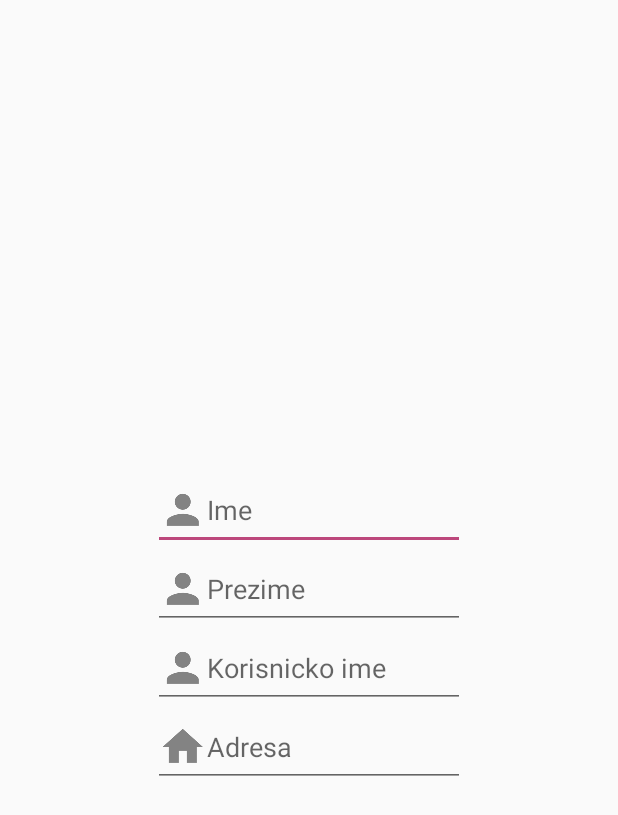
After one commit to tamaramrksic/PMA, an Android app: the layout fragment_change_profile.xml on its own in the app's theme, with its tools: preview values and no code run, on a phone screen of 412 x 824 dp. The commit adds this screen. Shown: the top 815 px of the screen. Run offline under Robolectric (Android 15) with nearby library versions, the phone set to English and light mode, and no system bars.

Commit message:
Implemented dialog for profile editing. #5

```diff
--- /dev/null
+++ b/app/src/main/res/layout/fragment_change_profile.xml
@@ -0,0 +1,56 @@
+<?xml version="1.0" encoding="utf-8"?>
+<RelativeLayout xmlns:android="http://schemas.android.com/apk/res/android"
+    android:id="@+id/profile_dialog"
+    android:layout_width="wrap_content"
+    android:layout_height="wrap_content"
+    android:layout_gravity="center_horizontal|center_vertical"
+    android:gravity="center_horizontal|center_vertical"
+    >
+    <EditText
+        android:id="@+id/first_name"
+        android:layout_width="208dp"
+        android:layout_height="wrap_content"
+        android:layout_centerHorizontal="true"
+        android:layout_marginTop="15dp"
+        android:drawableLeft="@drawable/ic_action_username"
+        android:ems="10"
+        android:hint="@string/first_name"
+        android:inputType="textPersonName"
+        android:textSize="18sp" />
+
+    <EditText
+        android:id="@+id/last_name"
+        android:layout_width="208dp"
+        android:layout_height="wrap_content"
+        android:layout_below="@+id/first_name"
+        android:layout_centerHorizontal="true"
+        android:drawableLeft="@drawable/ic_action_username"
+        android:ems="10"
+        android:hint="@string/last_name"
+        android:inputType="textPersonName" />
+
+    <EditText
+        android:id="@+id/username"
+        android:layout_width="208dp"
+        android:layout_height="wrap_content"
+        android:layout_below="@+id/last_name"
+        android:layout_centerHorizontal="true"
+        android:drawableLeft="@drawable/ic_action_username"
+        android:ems="10"
+        android:hint="@string/username"
+        android:inputType="textPersonName"
+        android:textSize="18sp" />
+
+    <EditText
+        android:id="@+id/address"
+        android:layout_width="208dp"
+        android:layout_height="wrap_content"
+        android:layout_below="@+id/username"
+        android:layout_centerHorizontal="true"
+        android:drawableLeft="@drawable/ic_action_home"
+        android:ems="10"
+        android:hint="@string/adress"
+        android:inputType="textPersonName"
+        android:textSize="18sp" />
+
+</RelativeLayout>
--- a/app/src/main/res/values/strings.xml
+++ b/app/src/main/res/values/strings.xml
@@ -64,4 +64,8 @@
     <string name="pref_title_3">Korisnicka podesavanja</string>
 
     <string name="pref_change_profile">pref_change_profile</string>
+    <string name="pref_change_password">pref_change_password</string>
+
+    <string name="change_profile">Izmena profila</string>
+
 </resources>
--- a/app/src/main/res/xml/preferences.xml
+++ b/app/src/main/res/xml/preferences.xml
@@ -39,6 +39,8 @@
         android:title="@string/pref_title_3"
         android:key="pref_title_3">
         <Preference android:title="@string/change_pass"
+            android:key="@string/pref_change_password" />
+        <Preference android:title="@string/change_profile"
             android:key="@string/pref_change_profile" />
     </PreferenceCategory>
 
```
Also changed, not shown: app/src/main/java/com/example/ftn/showbook/ChangeProfileFragment.java (added, +31 -0 lines), app/src/main/java/com/example/ftn/showbook/SettingsActivity.java (+12 -2 lines), 2 other files. Lines whose indentation alone changed are shown as unchanged.
